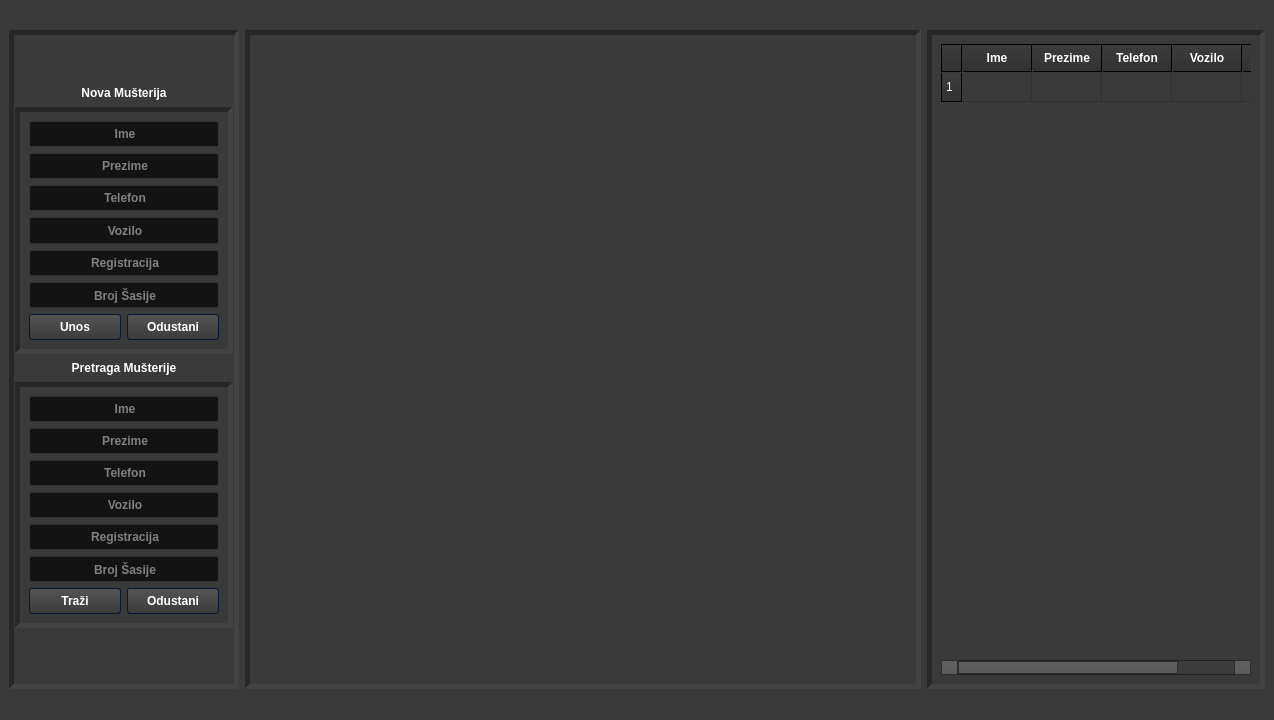
4ntim4tter/Budget-Flow, file untitled.ui: the form before one commit.
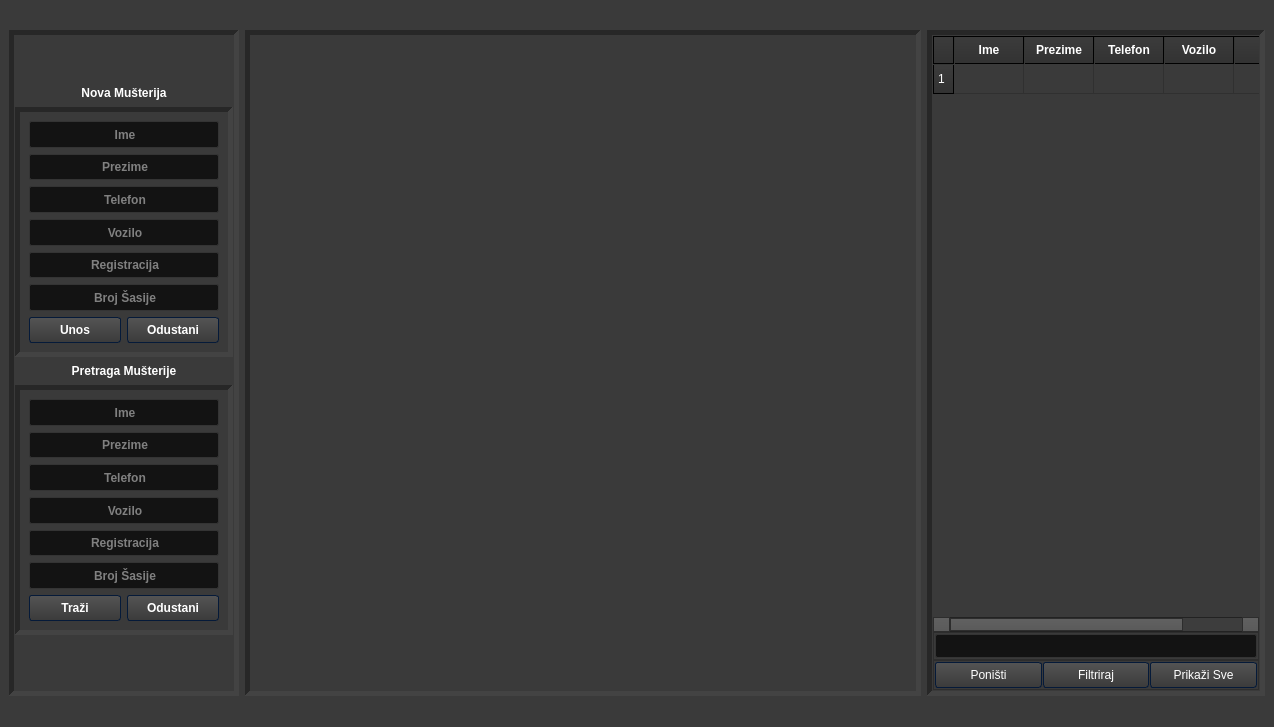
The form after the commit. Icons and pictures are not drawn.

Commit message: added table button functionality

Patch:
```diff
--- a/untitled.ui
+++ b/untitled.ui
@@ -10,7 +10,7 @@
     <x>0</x>
     <y>0</y>
     <width>1274</width>
-    <height>720</height>
+    <height>727</height>
    </rect>
   </property>
   <property name="font">
@@ -1053,8 +1053,23 @@
       <property name="midLineWidth">
        <number>5</number>
       </property>
-      <layout class="QGridLayout" name="gridLayout">
-       <item row="0" column="0">
+      <layout class="QVBoxLayout" name="verticalLayout_2" stretch="99,1,1">
+       <property name="spacing">
+        <number>0</number>
+       </property>
+       <property name="leftMargin">
+        <number>1</number>
+       </property>
+       <property name="topMargin">
+        <number>1</number>
+       </property>
+       <property name="rightMargin">
+        <number>1</number>
+       </property>
+       <property name="bottomMargin">
+        <number>1</number>
+       </property>
+       <item>
         <widget class="QTableWidget" name="customer_table">
          <property name="sizePolicy">
           <sizepolicy hsizetype="Expanding" vsizetype="Expanding">
@@ -1188,6 +1203,84 @@
          </column>
         </widget>
        </item>
+       <item>
+        <widget class="QFrame" name="frame_2">
+         <property name="frameShape">
+          <enum>QFrame::StyledPanel</enum>
+         </property>
+         <property name="frameShadow">
+          <enum>QFrame::Raised</enum>
+         </property>
+         <layout class="QVBoxLayout" name="verticalLayout_3">
+          <property name="spacing">
+           <number>1</number>
+          </property>
+          <property name="leftMargin">
+           <number>1</number>
+          </property>
+          <property name="topMargin">
+           <number>1</number>
+          </property>
+          <property name="rightMargin">
+           <number>1</number>
+          </property>
+          <property name="bottomMargin">
+           <number>1</number>
+          </property>
+          <item>
+           <widget class="QLineEdit" name="lineEdit"/>
+          </item>
+         </layout>
+        </widget>
+       </item>
+       <item>
+        <widget class="QFrame" name="frame">
+         <property name="frameShape">
+          <enum>QFrame::StyledPanel</enum>
+         </property>
+         <property name="frameShadow">
+          <enum>QFrame::Raised</enum>
+         </property>
+         <layout class="QHBoxLayout" name="horizontalLayout">
+          <property name="spacing">
+           <number>1</number>
+          </property>
+          <property name="leftMargin">
+           <number>1</number>
+          </property>
+          <property name="topMargin">
+           <number>1</number>
+          </property>
+          <property name="rightMargin">
+           <number>1</number>
+          </property>
+          <property name="bottomMargin">
+           <number>1</number>
+          </property>
+          <item>
+           <widget class="QPushButton" name="clear_table_button">
+            <property name="text">
+             <string>Poništi</string>
+            </property>
+           </widget>
+          </item>
+          <item>
+           <widget class="QPushButton" name="filter_table_button">
+            <property name="text">
+             <string>Filtriraj</string>
+            </property>
+           </widget>
+          </item>
+          <item>
+           <widget class="QPushButton" name="populate_table_button">
+            <property name="text">
+             <string>Prikaži Sve</string>
+            </property>
+           </widget>
+          </item>
+         </layout>
+        </widget>
+       </item>
       </layout>
      </widget>
     </item>
```
The commit also changes 7 other files.
